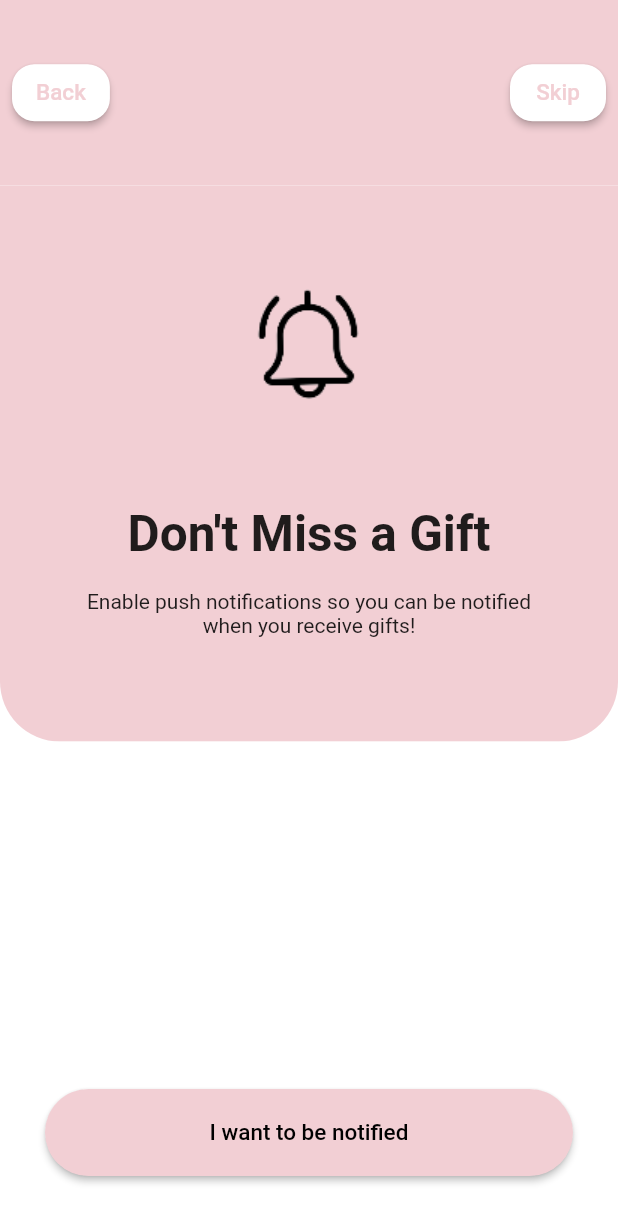
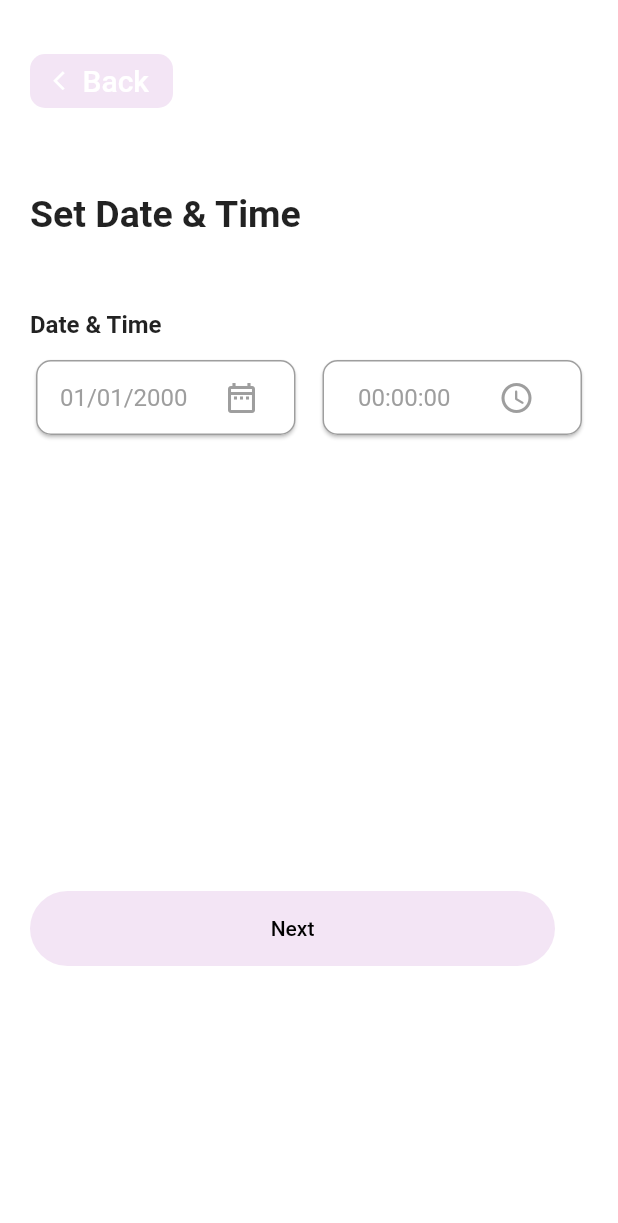
Before and after one commit to alihaider1793/card_club, a Flutter app: the EnableNotification screen opened directly, after a tap on "I want to be notified", on a phone screen of 412 x 824 dp. Shown: the top 1223 px of the screen. Run offline on Flutter 3.47's test engine with Material 2 defaults, Android fonts, the phone set to English and light mode, and no system bars; our stand-ins replace flutter_datetime_picker, pin_code_fields, syncfusion_flutter_datepicker.

Commit message:
added screens for delivery and delivery date/time

```diff
--- /dev/null
+++ b/lib/pages/date_time.dart
@@ -0,0 +1,216 @@
+import 'package:card_club/pages/delivery_option.dart';
+import 'package:flutter/material.dart';
+import 'package:flutter_datetime_picker/flutter_datetime_picker.dart';
+
+class SetDate extends StatefulWidget {
+  const SetDate({Key? key}) : super(key: key);
+
+  @override
+  _SetDateState createState() => _SetDateState();
+}
+
+class _SetDateState extends State<SetDate> {
+  String _date = "01/01/2000";
+  String _time = "00:00:00";
+
+  @override
+  void initState() {
+    super.initState();
+  }
+
+  @override
+  Widget build(BuildContext context) {
+    return Scaffold(
+      backgroundColor: Colors.white,
+      body: SingleChildScrollView(
+        child: SafeArea(
+          child: Container(
+            padding: const EdgeInsets.fromLTRB(20, 0, 20, 20),
+            child: Column(
+              crossAxisAlignment: CrossAxisAlignment.start,
+              children: [
+                const SizedBox(height: 30),
+                FlatButton.icon(
+                  onPressed: () {
+                    // Navigator.of(context).popUntil(ModalRoute.withName('/'));
+                  },
+                  shape: RoundedRectangleBorder(
+                    borderRadius: BorderRadius.circular(10),
+                    //    side:  const BorderSide(color: Colors.grey)
+                  ),
+                  icon: const Icon(
+                    Icons.arrow_back_ios_sharp,
+                    size: 15,
+                    color: Colors.white,
+                  ),
+                  label: const Text(
+                    'Back',
+                    textAlign: TextAlign.center,
+                    style: TextStyle(
+                      fontSize: 20,
+                      color: Colors.white,
+                    ),
+                  ),
+                  color: Colors.purple[50],
+                ),
+                const SizedBox(height: 50),
+                const Text(
+                  'Set Date & Time',
+                  style: TextStyle(
+                    fontSize: 25,
+                    fontWeight: FontWeight.bold,
+                  ),
+                ),
+                const SizedBox(height: 50),
+                const Text(
+                  'Date & Time',
+                  style: TextStyle(
+                    fontWeight: FontWeight.bold,
+                    fontSize: 16,
+                  ),
+                ),
+                const SizedBox(height: 10),
+                Row(
+                  mainAxisSize: MainAxisSize.max,
+                  mainAxisAlignment: MainAxisAlignment.spaceBetween,
+                  children: <Widget>[
+                    SizedBox(
+                      width: MediaQuery.of(context).size.width / 2 - 25,
+                      child: Card(
+                        shape: RoundedRectangleBorder(
+                            borderRadius: BorderRadius.circular(10),
+                            side: const BorderSide(color: Colors.grey)),
+                        child: SizedBox(
+                          height: 50,
+                          child: Row(
+                            mainAxisAlignment: MainAxisAlignment.spaceEvenly,
+                            children: <Widget>[
+                              Row(
+                                children: <Widget>[
+                                  Row(
+                                    children: <Widget>[
+                                      Text(
+                                        " $_date",
+                                        style: const TextStyle(
+                                            color: Colors.grey,
+                                            // fontWeight: FontWeight.bold,
+                                            fontSize: 16),
+                                      ),
+                                    ],
+                                  )
+                                ],
+                              ),
+                              IconButton(
+                                  onPressed: () {
+                                    DatePicker.showDatePicker(context,
+                                        theme: const DatePickerTheme(
+                                          containerHeight: 210.0,
+                                        ),
+                                        showTitleActions: true,
+                                        minTime: DateTime(2000, 1, 1),
+                                        maxTime: DateTime(2022, 12, 31),
+                                        onConfirm: (date) {
+                                      _date =
+                                          '${date.day}/${date.month}/${date.year}';
+                                      setState(() {});
+                                    },
+                                        currentTime: DateTime.now(),
+                                        locale: LocaleType.en);
+                                  },
+                                  icon: const Icon(
+                                    Icons.date_range_outlined,
+                                    color: Colors.grey,
+                                  ))
+                            ],
+                          ),
+                        ),
+                        color: Colors.white,
+                      ),
+                    ),
+                    SizedBox(
+                      width: MediaQuery.of(context).size.width / 2 - 25,
+                      child: Card(
+                        shape: RoundedRectangleBorder(
+                            borderRadius: BorderRadius.circular(10),
+                            side: const BorderSide(color: Colors.grey)),
+                        child: SizedBox(
+                          height: 50,
+                          child: Row(
+                            mainAxisAlignment: MainAxisAlignment.spaceEvenly,
+                            children: <Widget>[
+                              Row(
+                                children: <Widget>[
+                                  Row(
+                                    children: <Widget>[
+                                      Text(
+                                        " $_time",
+                                        style: const TextStyle(
+                                            color: Colors.grey, fontSize: 16.0),
+                                      ),
+                                      const SizedBox(
+                                        width: 20,
+                                      ),
+                                      IconButton(
+                                          onPressed: () {
+                                            DatePicker.showTimePicker(context,
+                                                theme: const DatePickerTheme(
+                                                  containerHeight: 210.0,
+                                                ),
+                                                showTitleActions: true,
+                                                onConfirm: (time) {
+                                              _time =
+                                                  '${time.hour} : ${time.minute} : ${time.second}';
+                                              setState(() {});
+                                            },
+                                                currentTime: DateTime.now(),
+                                                locale: LocaleType.en);
+                                            setState(() {});
+                                          },
+                                          icon: const Icon(
+                                            Icons.schedule_rounded,
+                                            color: Colors.grey,
+                                          ))
+                                    ],
+                                  )
+                                ],
+                              ),
+                            ],
+                          ),
+                        ),
+                        color: Colors.white,
+                      ),
+                    )
+                  ],
+                ),
+                const SizedBox(height: 300),
+                SizedBox(
+                  width: 350,
+                  height: 50,
+                  child: FlatButton(
+                      onPressed: () {
+                        Navigator.push(
+                          context,
+                          MaterialPageRoute(
+                            builder: (context) => DeliveryOption(),
+                          ),
+                        );
+                      },
+                      shape: RoundedRectangleBorder(
+                        borderRadius: BorderRadius.circular(30),
+                      ),
+                      color: Colors.purple[50],
+                      child: const Text(
+                        'Next',
+                        style: TextStyle(
+                          color: Colors.black,
+                        ),
+                      )),
+                )
+              ],
+            ),
+          ),
+        ),
+      ),
+    );
+  }
+}
--- a/lib/pages/enable_notification.dart
+++ b/lib/pages/enable_notification.dart
@@ -1,3 +1,4 @@
+import 'package:card_club/pages/date_time.dart';
 import 'package:flutter/cupertino.dart';
 import 'package:flutter/material.dart';
 
@@ -180,7 +181,14 @@ class EnableNotification extends StatelessWidget {
                             ),
                           ),
                         ),
-                        onPressed: () => {},
+                        onPressed: () => {
+                          Navigator.push(
+                            context,
+                            MaterialPageRoute(
+                              builder: (context) => SetDate(),
+                            ),
+                          )
+                        },
                       ),
                     ),
                   )
--- a/pubspec.yaml
+++ b/pubspec.yaml
@@ -33,6 +33,7 @@ dependencies:
   table_calendar: ^3.0.3
   syncfusion_flutter_datepicker: ^19.1.55-beta
   intl: ^0.17.0
+  flutter_datetime_picker: ^1.5.1
 
 dev_dependencies:
   flutter_test:
```
Also changed, not shown: lib/pages/delivery_option.dart (added, +197 -0 lines), pubspec.lock.
